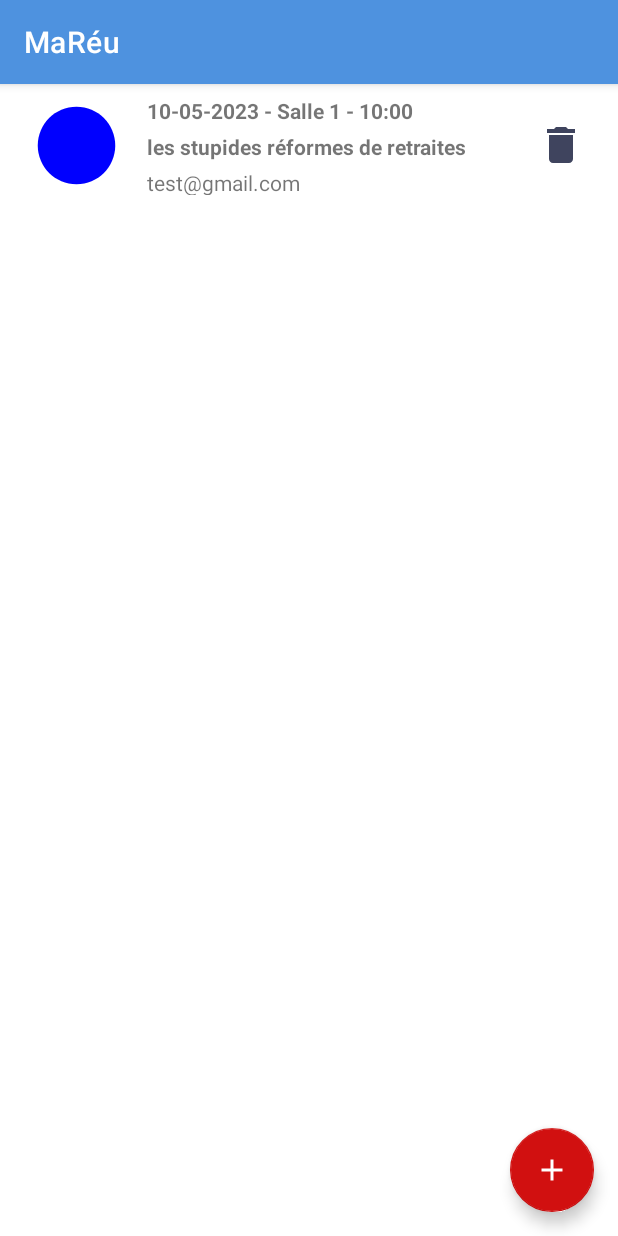
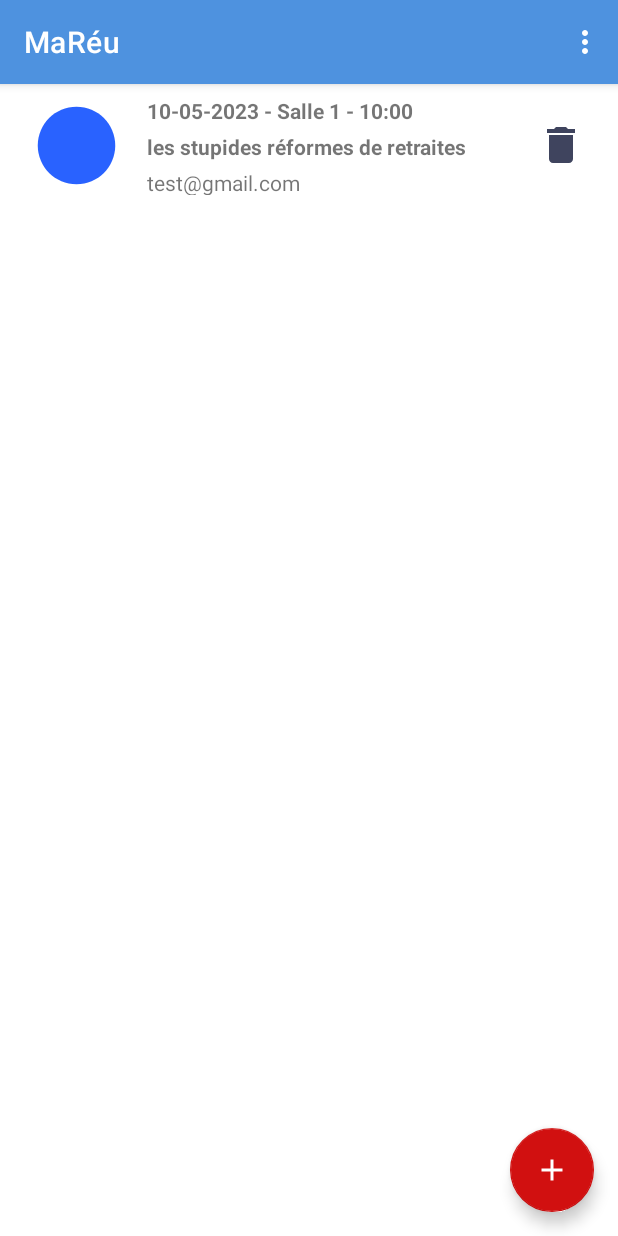
Before and after one commit to Rengrouze/MaReu, an Android app: the screen it shows after launch (MainActivity), on a phone screen of 412 x 824 dp. Run offline under Robolectric (Android 15) with nearby library versions, the phone set to English and light mode, and no system bars.

Commit message:
add meeting activity complete, need filter and test and some "Paufinage" ;)

```diff
--- a/app/src/main/java/com/javacourse/oc/maru/MeetingViewHolder.java
+++ b/app/src/main/java/com/javacourse/oc/maru/MeetingViewHolder.java
@@ -40,13 +40,13 @@ public class MeetingViewHolder extends RecyclerView.ViewHolder {
         int color = Color.GRAY; // Couleur par défaut
         switch (roomName) {
             case "Salle 1":
-                color = Color.BLUE;
+                color = Color.parseColor("#2962FF"); // bleu foncé
                 break;
             case "Salle 2":
-                color = Color.GREEN;
+                color = Color.parseColor("#00C853"); // vert
                 break;
             case "Salle 3":
-                color = Color.RED;
+                color = Color.parseColor("#D50000"); // rouge foncé
                 break;
             // Ajoutez des cas pour chaque salle avec sa propre couleur
         }
@@ -54,4 +54,5 @@ public class MeetingViewHolder extends RecyclerView.ViewHolder {
     }
 
 
+
 }
--- a/app/src/main/java/com/javacourse/oc/maru/service/MeetingApiService.java
+++ b/app/src/main/java/com/javacourse/oc/maru/service/MeetingApiService.java
@@ -2,6 +2,9 @@ package com.javacourse.oc.maru.service;
 
 import com.javacourse.oc.maru.model.Meeting;
 
+import java.text.ParseException;
+import java.util.ArrayList;
+import java.util.Date;
 import java.util.List;
 
 
@@ -17,4 +20,7 @@ public interface MeetingApiService {
     void deleteMeeting(Meeting meeting);
 
 
+    ArrayList<Meeting> getMeetingsFilteredByDate(Date date) throws ParseException;
+
+    ArrayList<Meeting> getMeetingsFilteredByRoom(String room);
 }
--- a/app/src/main/res/menu/menu.xml
+++ b/app/src/main/res/menu/menu.xml
@@ -1,15 +1,20 @@
 <?xml version="1.0" encoding="utf-8"?>
 <menu xmlns:app="http://schemas.android.com/apk/res-auto"
     xmlns:android="http://schemas.android.com/apk/res/android">
+
     <item
-        android:id="@+id/app_bar_search"
-        android:icon="@drawable/ic_search_black_24dp"
-        android:title="Search"
-        app:showAsAction="ifRoom|collapseActionView"
-        app:actionViewClass="android.widget.SearchView" />
+        android:id="@+id/app_bar_filter_date"
+        android:icon="@drawable/baseline_filter_list_24"
+        android:title="Filter par date"
+        app:showAsAction="never"/>
     <item
-        android:id="@+id/app_bar_filter"
+        android:id="@+id/app_bar_filter_room"
         android:icon="@drawable/baseline_filter_list_24"
-        android:title="Filter"
+        android:title="Filter par salle"
+        app:showAsAction="never"/>
+    <item
+        android:id="@+id/app_bar_filter_nothing"
+        android:icon="@drawable/baseline_filter_list_24"
+        android:title="Supprimer les filtres"
         app:showAsAction="never"/>
 </menu>
--- /dev/null
+++ b/app/src/main/res/values/arrays.xml
@@ -0,0 +1,8 @@
+<?xml version="1.0" encoding="utf-8"?>
+<resources>
+    <string-array name="room_array" >
+        <item>Salle 1</item>
+        <item>Salle 2</item>
+        <item>Salle 3</item>
+    </string-array>
+</resources>
--- a/app/src/main/res/values/colors.xml
+++ b/app/src/main/res/values/colors.xml
@@ -11,7 +11,7 @@
     <color name="blue_neutral">#4E92DF</color>
     <color name="blue_darker">#3F7ABD</color>
     <color name="color_salle_default">#3F51B5</color>
-    <color name="color_salle_a">#4CAF50</color>
-    <color name="color_salle_b">#FFEB3B</color>
-    <color name="color_salle_c">#E91E63</color>
+    <color name="color_salle_1">#4CAF50</color>
+    <color name="color_salle_2">#FFEB3B</color>
+    <color name="color_salle_3">#E91E63</color>
 </resources>
--- a/app/src/main/res/values/strings.xml
+++ b/app/src/main/res/values/strings.xml
@@ -9,4 +9,5 @@
 
     <string name="hello_first_fragment">Hello first fragment</string>
     <string name="hello_second_fragment">Hello second fragment. Arg: %1$s</string>
+    <string name="pick_room">Choisissez une salle.</string>
 </resources>
```
Also changed, not shown: app/src/main/java/com/javacourse/oc/maru/MainActivity.java (+93 -0 lines), app/src/main/java/com/javacourse/oc/maru/service/DummyMeetingApiService.java (+41 -0 lines).
